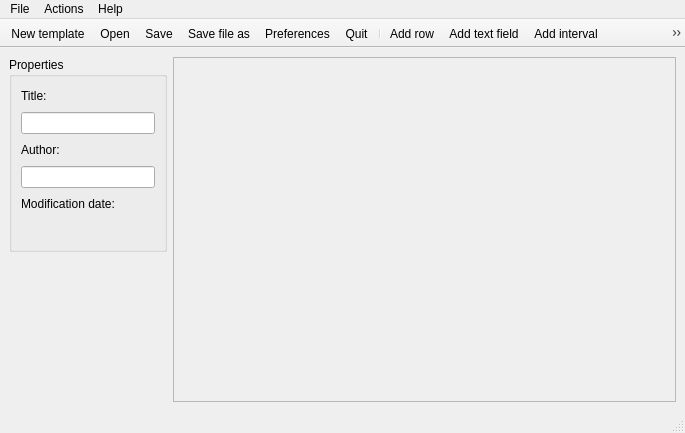
Before: the Qt Designer form src/editorform.ui in pmfai25/qsigillum, drawn with Qt 5.
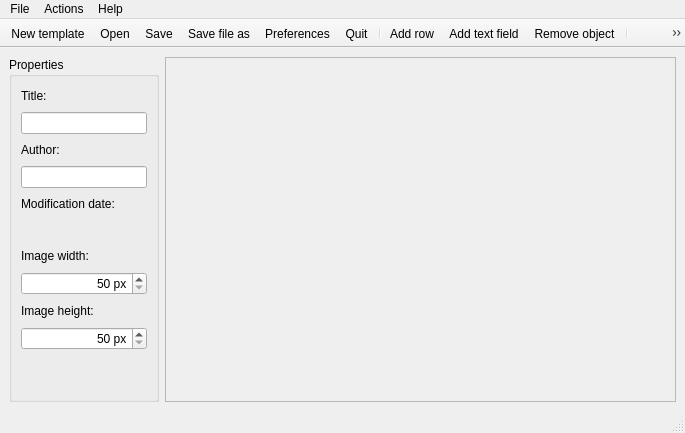
After: the same form once the commit is applied. Icons and pictures are not drawn.

Commit message: Decided to remove whole container interval concept; created segmentation template example.

Diff of the .ui file:
```diff
--- a/src/editorform.ui
+++ b/src/editorform.ui
@@ -18,9 +18,7 @@
     <normaloff>:/icon.ico</normaloff>:/icon.ico</iconset>
   </property>
   <widget class="QWidget" name="centralwidget">
-   <layout class="QHBoxLayout" name="horizontalLayout_5">
-    <item>
-     <layout class="QVBoxLayout" name="verticalLayout_2">
+   <layout class="QHBoxLayout" name="horizontalLayout_7">
       <item>
        <widget class="QGroupBox" name="groupBox">
         <property name="sizePolicy">
@@ -29,6 +27,12 @@
           <verstretch>0</verstretch>
          </sizepolicy>
         </property>
+      <property name="minimumSize">
+       <size>
+        <width>150</width>
+        <height>0</height>
+       </size>
+      </property>
         <property name="title">
          <string>Properties</string>
         </property>
@@ -144,7 +148,102 @@
            </item>
           </layout>
          </item>
+       <item>
+        <layout class="QHBoxLayout" name="horizontalLayout_5">
+         <item>
+          <widget class="QLabel" name="lbImageWidth">
+           <property name="text">
+            <string>Image width:</string>
+           </property>
+           <property name="buddy">
+            <cstring>leTitle</cstring>
+           </property>
+          </widget>
+         </item>
+         <item>
+          <spacer name="horizontalSpacer_5">
+           <property name="orientation">
+            <enum>Qt::Horizontal</enum>
+           </property>
+           <property name="sizeHint" stdset="0">
+            <size>
+             <width>40</width>
+             <height>20</height>
+            </size>
+           </property>
+          </spacer>
+         </item>
         </layout>
+       </item>
+       <item>
+        <widget class="QSpinBox" name="spImageWidth">
+         <property name="alignment">
+          <set>Qt::AlignRight|Qt::AlignTrailing|Qt::AlignVCenter</set>
+         </property>
+         <property name="suffix">
+          <string> px</string>
+         </property>
+         <property name="prefix">
+          <string/>
+         </property>
+         <property name="minimum">
+          <number>50</number>
+         </property>
+         <property name="maximum">
+          <number>30000</number>
+         </property>
+         <property name="singleStep">
+          <number>100</number>
+         </property>
+        </widget>
+       </item>
+       <item>
+        <layout class="QHBoxLayout" name="horizontalLayout_6">
+         <item>
+          <widget class="QLabel" name="lbImageHeight">
+           <property name="text">
+            <string>Image height:</string>
+           </property>
+           <property name="buddy">
+            <cstring>leTitle</cstring>
+           </property>
+          </widget>
+         </item>
+         <item>
+          <spacer name="horizontalSpacer_6">
+           <property name="orientation">
+            <enum>Qt::Horizontal</enum>
+           </property>
+           <property name="sizeHint" stdset="0">
+            <size>
+             <width>40</width>
+             <height>20</height>
+            </size>
+           </property>
+          </spacer>
+         </item>
+        </layout>
+       </item>
+       <item>
+        <widget class="QSpinBox" name="spImageHeight">
+         <property name="alignment">
+          <set>Qt::AlignRight|Qt::AlignTrailing|Qt::AlignVCenter</set>
+         </property>
+         <property name="suffix">
+          <string> px</string>
+         </property>
+         <property name="prefix">
+          <string/>
+         </property>
+         <property name="minimum">
+          <number>50</number>
+         </property>
+         <property name="maximum">
+          <number>30000</number>
+         </property>
+         <property name="singleStep">
+          <number>100</number>
+         </property>
        </widget>
       </item>
       <item>
@@ -158,12 +257,13 @@
         <property name="sizeHint" stdset="0">
          <size>
           <width>20</width>
-          <height>100</height>
+           <height>10</height>
          </size>
         </property>
        </spacer>
       </item>
      </layout>
+     </widget>
     </item>
     <item>
      <widget class="QScrollArea" name="scrollArea">
@@ -181,7 +281,7 @@
         <rect>
          <x>0</x>
          <y>0</y>
-         <width>489</width>
+         <width>517</width>
          <height>328</height>
         </rect>
        </property>
@@ -267,7 +367,6 @@
    <addaction name="separator"/>
    <addaction name="actionAddRow"/>
    <addaction name="actionAddTextField"/>
-   <addaction name="actionAddInterval"/>
    <addaction name="actionRemoveObject"/>
    <addaction name="separator"/>
    <addaction name="actionHelp"/>
@@ -400,21 +499,6 @@
     <string>Ctrl+N</string>
    </property>
   </action>
-  <action name="actionAddInterval">
-   <property name="icon">
-    <iconset resource="../res/qsigillum.qrc">
-     <normaloff>:/insert-link.png</normaloff>:/insert-link.png</iconset>
-   </property>
-   <property name="text">
-    <string>Add interval</string>
-   </property>
-   <property name="toolTip">
-    <string>Add interval between fields</string>
-   </property>
-   <property name="shortcut">
-    <string>Ctrl+I</string>
-   </property>
-  </action>
  </widget>
  <resources>
   <include location="../res/qsigillum.qrc"/>
```
Lines whose indentation alone changed are shown as unchanged. The commit also changes 3 other files.
